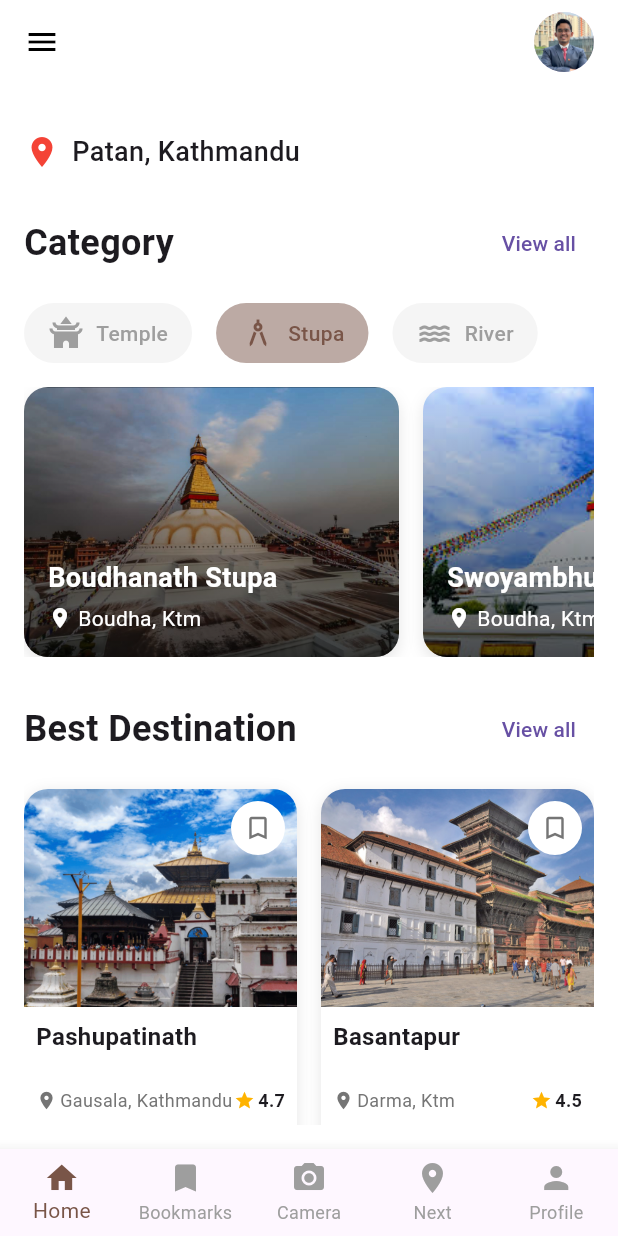
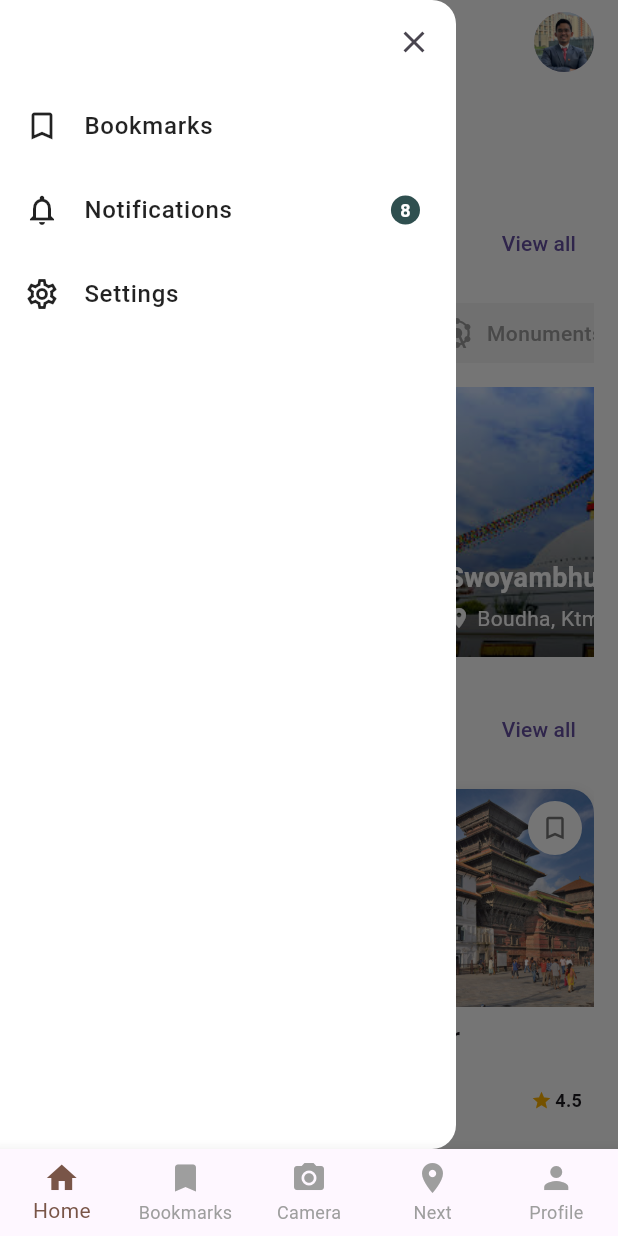
Before and after one commit to Aashish079/travel_companion_app, a Flutter app: the screen it shows after launch, with the side drawer open (before the commit the screen has no drawer), on a phone screen of 412 x 824 dp. Run offline on Flutter 3.47's test engine with Material 3 defaults, Android fonts, the light colour scheme and no system bars; our stand-ins replace camera, flutter_markdown, web_socket.

Commit message:
feat: Implement Custom Drawer and Enhance Category Section with State Management

```diff
--- a/lib/screens/home_screen.dart
+++ b/lib/screens/home_screen.dart
@@ -3,6 +3,7 @@ import 'package:flutter/rendering.dart';
 import 'package:travel_companion_app/widgets/category_section.dart';
 import 'package:travel_companion_app/widgets/destination_card.dart';
 import 'package:travel_companion_app/widgets/location_header.dart';
+import 'package:travel_companion_app/widgets/custom_drawer.dart';
 
 class HomeScreen extends StatelessWidget {
   const HomeScreen({super.key});
@@ -10,12 +11,13 @@ class HomeScreen extends StatelessWidget {
   @override
   Widget build(BuildContext context) {
     return Scaffold(
+      drawer: const CustomDrawer(),
       appBar: AppBar(
-        leading: IconButton(
-          icon: const Icon(Icons.menu),
-          onPressed: () {
-            debugPrint('Menu button pressed');
-          },
+        leading: Builder(
+          builder: (context) => IconButton(
+            icon: const Icon(Icons.menu),
+            onPressed: () => Scaffold.of(context).openDrawer(),
+          ),
         ),
         actions: const [
           CircleAvatar(
--- a/lib/widgets/category_section.dart
+++ b/lib/widgets/category_section.dart
@@ -2,8 +2,61 @@ import 'package:flutter/material.dart';
 import 'package:travel_companion_app/widgets/category_item.dart';
 import 'package:travel_companion_app/widgets/stupa_card.dart';
 
-class CategorySection extends StatelessWidget {
+class CategorySection extends StatefulWidget {
   const CategorySection({super.key});
+
+  @override
+  State<CategorySection> createState() => _CategorySectionState();
+}
+
+class _CategorySectionState extends State<CategorySection> {
+  String _selectedCategory = 'Stupas'; // Default selected category
+
+  // Data for different categories
+  final Map<String, List<Map<String, String>>> _categoryData = {
+    'Temples': [
+      {
+        'name': 'Pashupatinath Temple',
+        'location': 'Gaushala, Ktm',
+        'imageUrl': 'assets/images/pashupatinath.png',
+      },
+      {
+        'name': 'Krishna Temple',
+        'location': 'Patan, Ktm',
+        'imageUrl': 'assets/images/krishnamandir.jpg',
+      },
+    ],
+    'Stupas': [
+      {
+        'name': 'Boudhanath Stupa',
+        'location': 'Boudha, Ktm',
+        'imageUrl': 'assets/images/boudhanath.png',
+      },
+      {
+        'name': 'Swoyambhu',
+        'location': 'Boudha, Ktm',
+        'imageUrl': 'assets/images/Swaymbu.jpeg',
+      },
+    ],
+    'Monuments': [
+      {
+        'name': 'Dharahara',
+        'location': 'Sundhara, Ktm',
+        'imageUrl': 'assets/images/dharahara.png',
+      },
+      {
+        'name': 'Basantapur',
+        'location': 'Kathmandu, Ktm',
+        'imageUrl': 'assets/images/basantapur.png',
+      },
+    ],
+  };
+
+  void _onCategorySelected(String category) {
+    setState(() {
+      _selectedCategory = category;
+    });
+  }
 
   @override
   Widget build(BuildContext context) {
@@ -33,21 +86,21 @@ class CategorySection extends StatelessWidget {
             children: [
               CategoryItem(
                 icon: Icons.temple_buddhist,
-                label: 'Temple',
-                isSelected: false,
-                onTap: () {},
+                label: 'Temples',
+                isSelected: _selectedCategory == 'Temples',
+                onTap: () => _onCategorySelected('Temples'),
               ),
               CategoryItem(
                 icon: Icons.architecture,
-                label: 'Stupa',
-                isSelected: true,
-                onTap: () {},
+                label: 'Stupas',
+                isSelected: _selectedCategory == 'Stupas',
+                onTap: () => _onCategorySelected('Stupas'),
               ),
               CategoryItem(
-                icon: Icons.water,
-                label: 'River',
-                isSelected: false,
-                onTap: () {},
+                icon: Icons.attractions_sharp,
+                label: 'Monuments',
+                isSelected: _selectedCategory == 'Monuments',
+                onTap: () => _onCategorySelected('Monuments'),
               ),
             ],
           ),
@@ -56,19 +109,18 @@ class CategorySection extends StatelessWidget {
         SingleChildScrollView(
           scrollDirection: Axis.horizontal,
           child: Row(
-            children: const [
-              StupaCard(
-                name: 'Boudhanath Stupa',
-                location: 'Boudha, Ktm',
-                imageUrl: 'assets/images/boudhanath.png',
-              ),
-              SizedBox(width: 16),
-              StupaCard(
-                name: 'Swoyambhu',
-                location: 'Boudha, Ktm',
-                imageUrl: 'assets/images/Swaymbu.jpeg',
-              ),
-            ],
+            children: _categoryData[_selectedCategory]!.map((item) {
+              return Row(
+                children: [
+                  StupaCard(
+                    name: item['name']!,
+                    location: item['location']!,
+                    imageUrl: item['imageUrl']!,
+                  ),
+                  const SizedBox(width: 16),
+                ],
+              );
+            }).toList(),
           ),
         ),
       ],
--- /dev/null
+++ b/lib/widgets/custom_drawer.dart
@@ -0,0 +1,95 @@
+import 'package:flutter/material.dart';
+
+class CustomDrawer extends StatelessWidget {
+  const CustomDrawer({super.key});
+
+  @override
+  Widget build(BuildContext context) {
+    return Drawer(
+      backgroundColor: Colors.white,
+      child: Column(
+        children: [
+          // Close button at the top
+          Align(
+            alignment: Alignment.topRight,
+            child: IconButton(
+              icon: const Icon(Icons.close),
+              onPressed: () => Navigator.pop(context),
+              padding: const EdgeInsets.all(16),
+            ),
+          ),
+
+          // Drawer items
+          _buildDrawerItem(
+            icon: Icons.bookmark_outline,
+            title: 'Bookmarks',
+            onTap: () {
+              Navigator.pop(context);
+              // Add navigation logic here
+            },
+          ),
+
+          _buildDrawerItem(
+            icon: Icons.notifications_outlined,
+            title: 'Notifications',
+            badge: '8',
+            onTap: () {
+              Navigator.pop(context);
+              // Add navigation logic here
+            },
+          ),
+
+          _buildDrawerItem(
+            icon: Icons.settings_outlined,
+            title: 'Settings',
+            onTap: () {
+              Navigator.pop(context);
+              // Add navigation logic here
+            },
+          ),
+        ],
+      ),
+    );
+  }
+
+  Widget _buildDrawerItem({
+    required IconData icon,
+    required String title,
+    String? badge,
+    required VoidCallback onTap,
+  }) {
+    return ListTile(
+      leading: Icon(
+        icon,
+        size: 24,
+        color: Colors.black87,
+      ),
+      title: Text(
+        title,
+        style: const TextStyle(
+          fontSize: 16,
+          fontWeight: FontWeight.w500,
+          color: Colors.black87,
+        ),
+      ),
+      trailing: badge != null
+          ? Container(
+              padding: const EdgeInsets.all(6),
+              decoration: const BoxDecoration(
+                color: Color(0xFF2F4F4F),
+                shape: BoxShape.circle,
+              ),
+              child: Text(
+                badge,
+                style: const TextStyle(
+                  color: Colors.white,
+                  fontSize: 12,
+                  fontWeight: FontWeight.bold,
+                ),
+              ),
+            )
+          : null,
+      onTap: onTap,
+    );
+  }
+}
```
Also changed, not shown: assets/images/krishnamandir.jpg (added).
